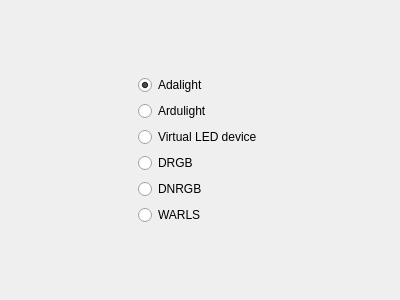
This is Software/src/wizard/SelectDevicePage.ui in woodenshark/Lightpack as Qt 5 draws it before an edit. The edited form follows.
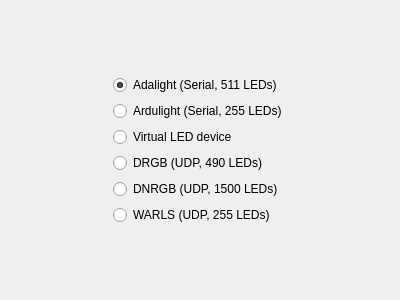
This is the edited form.

Commit message: select device page: indicate device type and LED limit

```diff
--- a/Software/src/wizard/SelectDevicePage.ui
+++ b/Software/src/wizard/SelectDevicePage.ui
@@ -33,14 +33,14 @@
    <item row="2" column="1">
     <widget class="QRadioButton" name="rbArdulight">
      <property name="text">
-      <string>Ardulight</string>
+      <string>Ardulight (Serial, 255 LEDs)</string>
      </property>
     </widget>
    </item>
    <item row="1" column="1">
     <widget class="QRadioButton" name="rbAdalight">
      <property name="text">
-      <string>Adalight</string>
+      <string>Adalight (Serial, 511 LEDs)</string>
      </property>
      <property name="checked">
       <bool>true</bool>
@@ -76,7 +76,7 @@
    <item row="4" column="1">
     <widget class="QRadioButton" name="rbDrgb">
      <property name="text">
-      <string>DRGB</string>
+      <string>DRGB (UDP, 490 LEDs)</string>
      </property>
     </widget>
    </item>
@@ -103,14 +103,14 @@
    <item row="5" column="1">
     <widget class="QRadioButton" name="rbDnrgb">
      <property name="text">
-      <string>DNRGB</string>
+      <string>DNRGB (UDP, 1500 LEDs)</string>
      </property>
     </widget>
    </item>
    <item row="6" column="1">
     <widget class="QRadioButton" name="rbWarls">
      <property name="text">
-      <string>WARLS</string>
+      <string>WARLS (UDP, 255 LEDs)</string>
      </property>
     </widget>
    </item>
```
